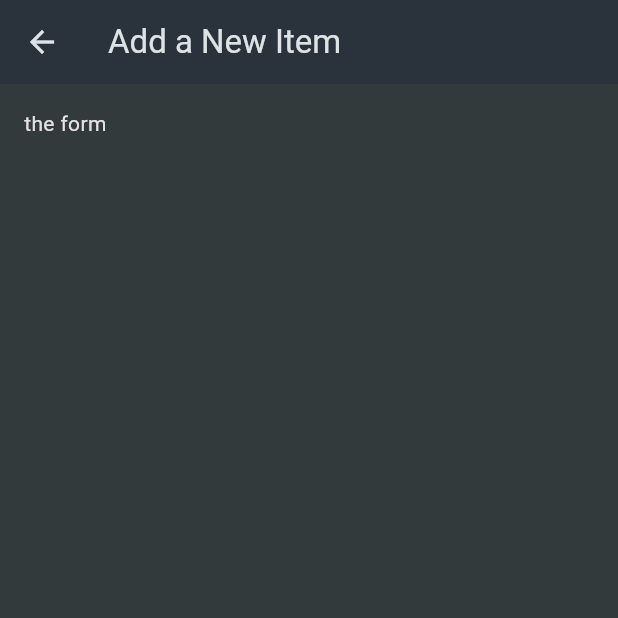
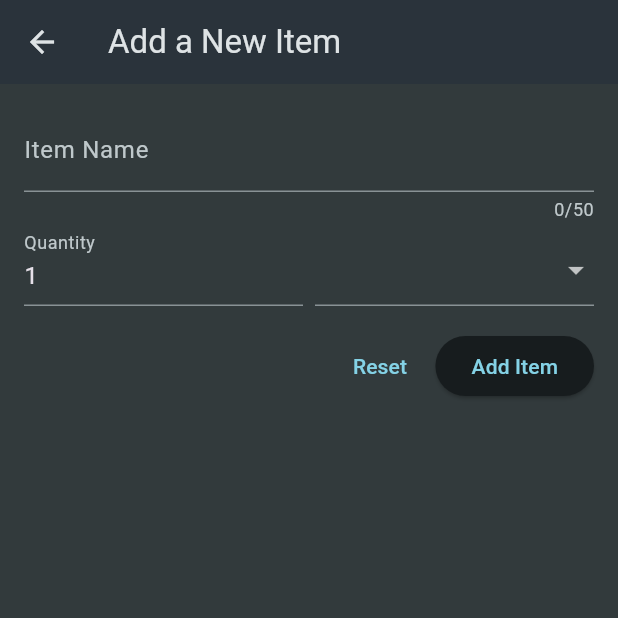
Before and after one commit to sharshv2012/shopping_app, a Flutter app: the NewItem screen opened directly, on a phone screen of 412 x 824 dp, the top half of it. Run offline on Flutter 3.47's test engine with Material 3 defaults, Android fonts, the phone set to English and light mode, and no system bars.

Commit message:
Commit 3 : Used Form widget in the new_item for entering item data.

```diff
--- a/lib/widget/new_item.dart
+++ b/lib/widget/new_item.dart
@@ -1,7 +1,7 @@
 import 'package:flutter/material.dart';
+import 'package:shopping_app/data/categories.dart';
 
-class NewItem extends StatefulWidget{
-
+class NewItem extends StatefulWidget {
   const NewItem({super.key});
 
   @override
@@ -10,18 +10,83 @@ class NewItem extends StatefulWidget{
   }
 }
 
-class _NewItemState extends State<NewItem>{
+class _NewItemState extends State<NewItem> {
   @override
   Widget build(BuildContext context) {
     return Scaffold(
       appBar: AppBar(
         title: const Text('Add a New Item'),
       ),
-      body:Padding(
+      body: Padding(
         padding: const EdgeInsets.all(16.0),
-        child : Text('the form'),
+        child: Form(
+          child: Column(children: [
+            TextFormField(
+              // instead of textfield, we use textformfield
+              maxLength: 50,
+              decoration: const InputDecoration(
+                labelText: 'Item Name',
+              ),
+              validator: (value) {
+                return "demo...";
+              },
+            ),
+            Row(
+              crossAxisAlignment:
+                  CrossAxisAlignment.end, // used it to allign both lines.
+              children: [
+                Expanded(
+                  // Used it because both row and text form fiels and horizontally unconstrained.
+                  child: TextFormField(
+                    decoration: InputDecoration(
+                      labelText: 'Quantity',
+                    ),
+                    initialValue: "1",
+                  ),
+                ),
+                const SizedBox(width: 8),
+                Expanded(
+                  // same reason as above
+                  child: DropdownButtonFormField(items: [
+                    for (final category in categories
+                        .entries) // categories.entries providesv us with a list of map entries
+                      DropdownMenuItem(
+                        value: category.value,
+                        child: Row(
+                          children: [
+                            Container(
+                              width: 16,
+                              height: 16,
+                              color: category.value.color,
+                            ),
+                            const SizedBox(width: 8),
+                            Text(category.value.title)
+                          ],
+                        ),
+                      ),
+                  ], onChanged: (value) {}),
+                )
+              ],
+            ),
+            const SizedBox(
+              height: 16,
+            ),
+            Row(
+              mainAxisAlignment: MainAxisAlignment.end,
+              children: [
+                TextButton(onPressed: () {}, child: const Text('Reset')),
+                const SizedBox(
+                  width: 5,
+                ),
+                ElevatedButton(
+                  onPressed: () {},
+                  child: const Text('Add Item'),
+                )
+              ],
+            )
+          ]),
+        ),
       ),
     );
   }
-
 }
```
